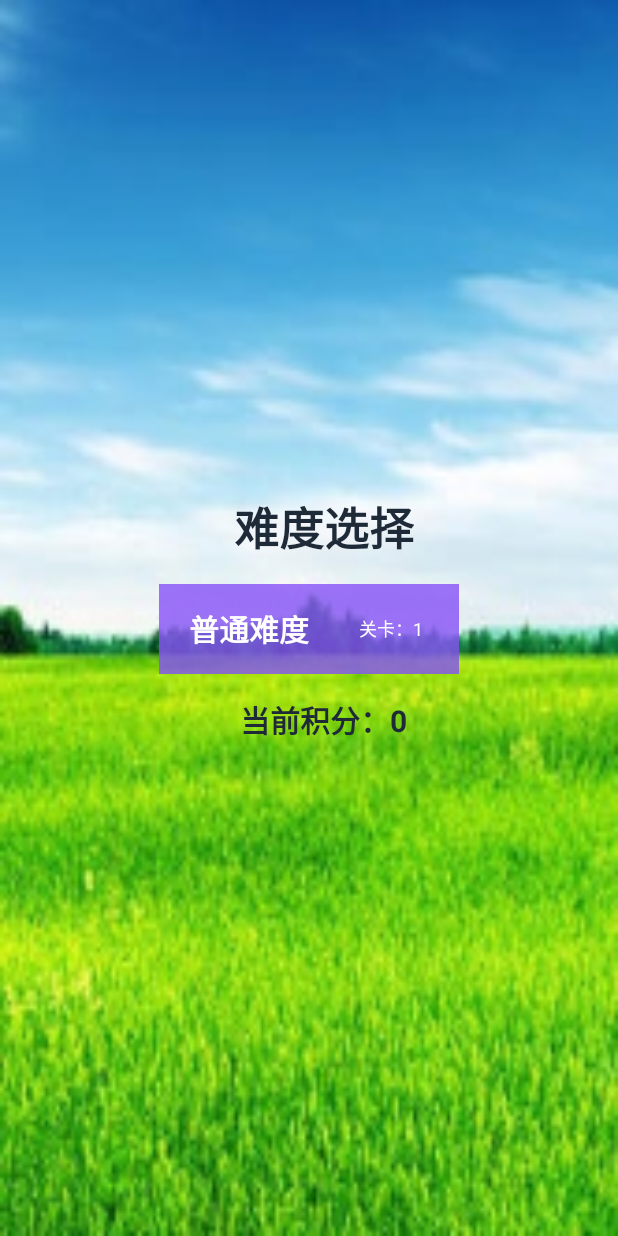
After one commit to uranusTian/economy, an Android app: the layout activity_home.xml on its own in the app's theme, with its tools: preview values and no code run, on a phone screen of 412 x 824 dp. The commit adds this screen. Run offline under Robolectric (Android 15) with nearby library versions, the light colour scheme and no system bars.

Commit message:
add home page

```diff
--- a/app/src/main/AndroidManifest.xml
+++ b/app/src/main/AndroidManifest.xml
@@ -19,10 +19,11 @@
         android:roundIcon="@mipmap/ic_launcher_round"
         android:supportsRtl="true"
         android:theme="@style/AppTheme">
+        <activity android:name=".activity.HomeActivity"></activity>
         <activity
             android:name=".activity.ShowFreqActivity"
             android:label="@string/title_activity_show_freq"
-            android:theme="@style/AppTheme.NoActionBar"></activity>
+            android:theme="@style/AppTheme.NoActionBar" />
 
         <meta-data
             android:name="design_width_in_dp"
@@ -46,7 +47,6 @@
             android:name=".activity.LoginActivity"
             android:launchMode="singleTask"
             android:screenOrientation="portrait" />
-
         <activity
             android:name=".activity.SearchTrueActivity"
             android:launchMode="singleTask"
--- a/app/src/main/java/com/uranus/economy/Global.java
+++ b/app/src/main/java/com/uranus/economy/Global.java
@@ -15,4 +15,7 @@ public class Global {
     public static final String REQUEST_TASK_SUBMIT = REQUEST_HOST_PRE + "/app/task/submit";
     public static final String REQUEST_FETCH_RANKLIST = REQUEST_HOST_PRE + "/app/task/chart";
     public static final String REQUEST_AGREEMENT_URL = REQUEST_HOST_PRE + "/app/agreement/index";
+
+    public static final String SHIM_HOST = "http://39.98.181.182:7095/";
+    public static final String GET_USER_INFO = SHIM_HOST + "airplane/user/getUserInfo";
 }
--- a/app/src/main/java/com/uranus/economy/activity/SplashActivity.java
+++ b/app/src/main/java/com/uranus/economy/activity/SplashActivity.java
@@ -32,12 +32,12 @@ public class SplashActivity extends BaseActivity {
                 if (UserManager.getInstance().isLogin()){
 //                    router.router(ShowFreqActivity.class);
 //                    router.router(MainActivity.class);
-                    router.router(SearchTrueActivity.class);
+                    router.router(HomeActivity.class);
 
                 }else {
 //                    router.router(ShowFreqActivity.class);
 //                    router.router(MainActivity.class);
-                    router.router(SearchTrueActivity.class);
+                    router.router(HomeActivity.class);
                 }
                 SplashActivity.this.finish();
             }
--- a/app/src/main/java/com/uranus/economy/network/RequestService.java
+++ b/app/src/main/java/com/uranus/economy/network/RequestService.java
@@ -2,6 +2,7 @@ package com.uranus.economy.network;
 
 import com.uranus.economy.bean.BaseBean;
 import com.uranus.economy.bean.User;
+import com.uranus.economy.bean.UserInfo;
 
 import java.util.List;
 
@@ -16,6 +17,7 @@ import retrofit2.http.POST;
 import retrofit2.http.Streaming;
 import retrofit2.http.Url;
 
+import static com.uranus.economy.Global.GET_USER_INFO;
 import static com.uranus.economy.Global.REQUEST_FETCH_TASKLIST;
 import static com.uranus.economy.Global.REQUEST_LOGIN;
 
@@ -60,6 +62,10 @@ public interface RequestService {
      */
     @POST(REQUEST_LOGIN)
     Observable<BaseBean<User>> loginByEmail(@Body RequestBody params);
+
+    //获取用户信息
+    @POST(GET_USER_INFO)
+    Observable<BaseBean<UserInfo>> getUserInfo(@Body RequestBody params);
 
 
     /**
--- /dev/null
+++ b/app/src/main/res/layout/activity_home.xml
@@ -0,0 +1,82 @@
+<?xml version="1.0" encoding="utf-8"?>
+<androidx.constraintlayout.widget.ConstraintLayout xmlns:android="http://schemas.android.com/apk/res/android"
+    xmlns:app="http://schemas.android.com/apk/res-auto"
+    xmlns:tools="http://schemas.android.com/tools"
+    android:layout_width="match_parent"
+    android:layout_height="match_parent"
+    tools:context=".activity.HomeActivity">
+    <FrameLayout
+        android:layout_width="match_parent"
+        android:layout_height="match_parent"
+
+        android:background="@mipmap/bg_home">
+
+        <LinearLayout
+            android:layout_width="wrap_content"
+            android:layout_height="wrap_content"
+            android:layout_gravity="center"
+            android:orientation="vertical">
+
+            <TextView
+                android:layout_width="wrap_content"
+                android:layout_height="wrap_content"
+                android:layout_gravity="center"
+                android:layout_marginLeft="10dp"
+                android:text="难度选择"
+                android:textStyle="bold"
+                android:textSize="30sp"
+                android:textColor="@color/c_1f2a38"/>
+
+            <LinearLayout
+                android:id="@+id/normal_level_layout"
+                android:layout_width="200dp"
+                android:layout_height="60dp"
+                android:layout_gravity="center"
+                android:orientation="horizontal"
+                android:layout_marginTop="15dp"
+                android:background="@color/c_cc8652f8">
+
+                <TextView
+                    android:layout_width="wrap_content"
+                    android:layout_height="wrap_content"
+                    android:layout_gravity="center"
+                    android:layout_marginLeft="20dp"
+                    android:text="普通难度"
+                    android:textStyle="bold"
+                    android:textSize="20sp"
+                    android:textColor="@color/white"/>
+
+                <LinearLayout
+                    android:layout_width="match_parent"
+                    android:layout_height="wrap_content"
+                    android:layout_gravity="center"
+                    android:layout_marginLeft="10dp"
+                    android:orientation="vertical">
+                    <TextView
+                        android:id="@+id/normal_level"
+                        android:layout_width="wrap_content"
+                        android:layout_height="wrap_content"
+                        android:layout_gravity="center"
+                        android:text="关卡：1"
+                        android:textSize="12sp"
+                        android:textColor="@color/white"/>
+                </LinearLayout>
+            </LinearLayout>
+
+            <TextView
+                android:layout_marginTop="15dp"
+                android:layout_width="wrap_content"
+                android:layout_height="wrap_content"
+                android:layout_gravity="center"
+                android:id="@+id/total_score"
+                android:layout_marginLeft="10dp"
+                android:text="当前积分：0"
+                android:textStyle="bold"
+                android:textSize="20sp"
+                android:textColor="@color/c_1f2a38"/>
+
+        </LinearLayout>
+
+    </FrameLayout>
+
+</androidx.constraintlayout.widget.ConstraintLayout>
--- a/app/src/main/res/values/strings.xml
+++ b/app/src/main/res/values/strings.xml
@@ -12,6 +12,7 @@
     <string name="login_expired">登录信息失效，请重新登录</string>
     <string name="identify_code_error">验证码错误</string>
     <string name="account_password_error">账号或密码错误</string>
+    <string name="fetch_data_error">获取数据错误</string>
     <string name="tip_double_click_exit">再次点击退出</string>
     <string name="text1">带通采样</string>
     <string name="text2">空间损耗</string>
```
Also changed, not shown: app/src/main/java/com/uranus/economy/activity/HomeActivity.java (added, +98 -0 lines), app/src/main/java/com/uranus/economy/bean/UserInfo.java (added, +22 -0 lines), app/src/main/java/com/uranus/economy/network/AppRequest.java (+16 -0 lines), app/src/main/java/com/uranus/economy/util/AppUtils.java (+22 -0 lines), app/src/main/res/mipmap-xhdpi/bg_home.png (added).
